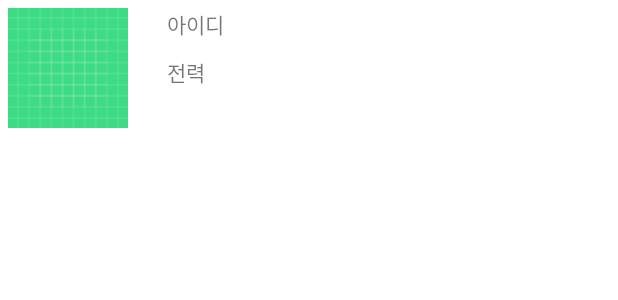
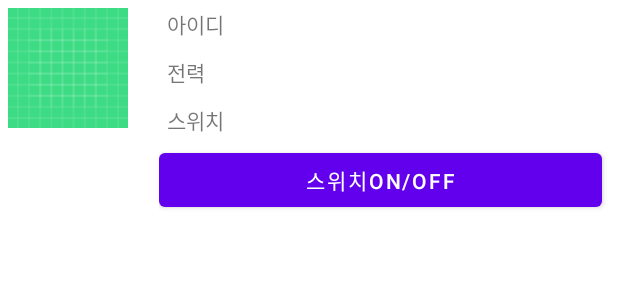
Before and after one commit to thetestid/kpufirebase, an Android app: the layout list_item.xml on its own in the app's theme, with its tools: preview values and no code run, on a phone screen of 412 x 824 dp. Shown: the top 300 px of the screen. Run offline under Robolectric (Android 15) with nearby library versions, the phone set to English and light mode, and no system bars.

Commit message:
Second Commit

```diff
--- a/app/build.gradle
+++ b/app/build.gradle
@@ -28,6 +28,7 @@ android {
 }
 
 dependencies {
+    implementation "androidx.swiperefreshlayout:swiperefreshlayout:1.1.0"
     implementation platform('com.google.firebase:firebase-bom:28.4.1')
     implementation 'com.google.firebase:firebase-analytics'
     implementation 'com.github.bumptech.glide:glide:4.10.0'
--- a/app/src/main/java/com/webnatues/kpufirebase/CustomAdapter.java
+++ b/app/src/main/java/com/webnatues/kpufirebase/CustomAdapter.java
@@ -4,6 +4,7 @@ import android.content.Context;
 import android.view.LayoutInflater;
 import android.view.View;
 import android.view.ViewGroup;
+import android.widget.Button;
 import android.widget.ImageView;
 import android.widget.TextView;
 
@@ -42,6 +43,7 @@ public class CustomAdapter extends RecyclerView.Adapter<CustomAdapter.CustomView
                 .into(holder.iv_profile);
         holder.tv_id.setText(arrayList.get(position).getId());
         holder.tv_W.setText(String.valueOf(arrayList.get(position).getW()));
+        holder.tv_sWitch.setText(arrayList.get(position).getsWitch());
 
     }
 
@@ -54,11 +56,14 @@ public class CustomAdapter extends RecyclerView.Adapter<CustomAdapter.CustomView
         ImageView iv_profile;
         TextView tv_id;
         TextView tv_W;
+        TextView tv_sWitch;
         public CustomViewHolder(@NonNull View itemView) {
             super(itemView);
             this.iv_profile = itemView.findViewById((R.id.iv_profile));
             this.tv_id = itemView.findViewById(R.id.tv_id);
             this.tv_W = itemView.findViewById(R.id.tv_W);
+            this.tv_sWitch = itemView.findViewById(R.id.tv_sWitch);
         }
     }
+
 }
--- a/app/src/main/java/com/webnatues/kpufirebase/PI.java
+++ b/app/src/main/java/com/webnatues/kpufirebase/PI.java
@@ -4,6 +4,7 @@ public class PI {
     private String profile; //이미지
     private String id; //라즈베리파이 id
     private  int W; //전력
+    private  String sWitch;
 
     public PI(){}
 
@@ -19,6 +20,8 @@ public class PI {
         return W;
     }
 
+    public String getsWitch(){return  sWitch;}
+
     public void setProfile(String profile) {
         this.profile = profile;
     }
@@ -30,4 +33,6 @@ public class PI {
     public void setW(int w) {
         W = w;
     }
+
+    public void setsWitch(String sWitch){ this.sWitch = sWitch;}
 }
--- a/app/src/main/res/layout/list_item.xml
+++ b/app/src/main/res/layout/list_item.xml
@@ -1,7 +1,7 @@
 <?xml version="1.0" encoding="utf-8"?>
 <LinearLayout xmlns:android="http://schemas.android.com/apk/res/android"
     android:layout_width="match_parent"
-    android:layout_height="match_parent">
+    android:layout_height="wrap_content">
 
     <LinearLayout
         android:layout_width="match_parent"
@@ -33,6 +33,19 @@
                 android:text="전력"
                 android:layout_margin="5dp"/>
 
+            <TextView
+                android:id="@+id/tv_sWitch"
+                android:layout_width="wrap_content"
+                android:layout_height="wrap_content"
+                android:text="스위치"
+                android:layout_margin="5dp"/>
+
+            <Button
+                android:id="@+id/button2"
+                android:layout_width="295dp"
+                android:layout_height="wrap_content"
+                android:text="스위치on/off" />
+
         </LinearLayout>
 
     </LinearLayout>
--- a/build.gradle
+++ b/build.gradle
@@ -8,6 +8,7 @@ buildscript {
         classpath "com.android.tools.build:gradle:7.0.2"
         classpath 'com.google.gms:google-services:4.3.10'
 
+
         // NOTE: Do not place your application dependencies here; they belong
         // in the individual module build.gradle files
     }
```
Also changed, not shown: app/src/main/java/com/webnatues/kpufirebase/MainActivity.java (+44 -3 lines), app/src/main/res/layout/activity_main.xml (+3 -4 lines), 2 other files.
